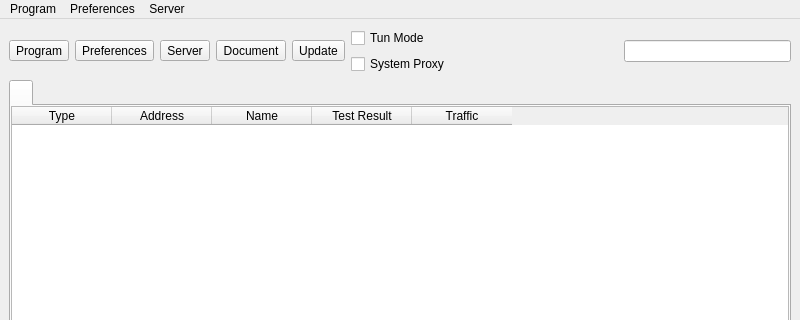
kafeixiang/nekoray, file ui/mainwindow.ui: the form before one commit; both pictures show x 0 to 800 and y 0 to 320 of the 800 by 600 pixel window.
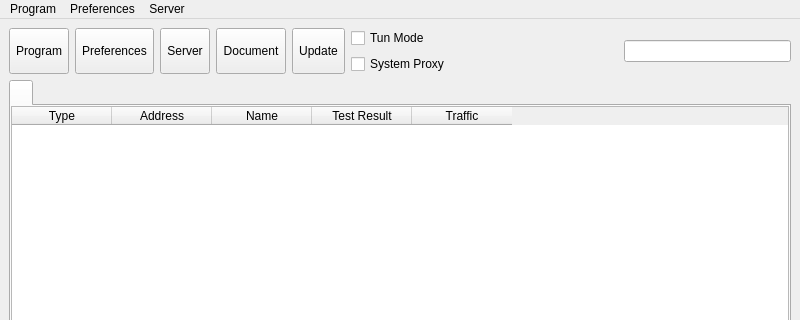
The form after the commit. Icons and pictures are not drawn. Custom widgets are drawn as their Qt base class.

Commit message: style: update QSS styles and fix toolbar display issues

Patch:
```diff
--- a/ui/mainwindow.ui
+++ b/ui/mainwindow.ui
@@ -25,6 +25,12 @@
      <layout class="QHBoxLayout" name="horizontalLayout_2">
       <item>
        <widget class="QToolButton" name="toolButton_program">
+        <property name="sizePolicy">
+         <sizepolicy hsizetype="Preferred" vsizetype="Preferred">
+          <horstretch>0</horstretch>
+          <verstretch>0</verstretch>
+         </sizepolicy>
+        </property>
         <property name="text">
          <string>Program</string>
         </property>
@@ -47,6 +53,12 @@
       </item>
       <item>
        <widget class="QToolButton" name="toolButton_preferences">
+        <property name="sizePolicy">
+         <sizepolicy hsizetype="Preferred" vsizetype="Preferred">
+          <horstretch>0</horstretch>
+          <verstretch>0</verstretch>
+         </sizepolicy>
+        </property>
         <property name="text">
          <string>Preferences</string>
         </property>
@@ -69,6 +81,12 @@
       </item>
       <item>
        <widget class="QToolButton" name="toolButton_server">
+        <property name="sizePolicy">
+         <sizepolicy hsizetype="Preferred" vsizetype="Preferred">
+          <horstretch>0</horstretch>
+          <verstretch>0</verstretch>
+         </sizepolicy>
+        </property>
         <property name="text">
          <string>Server</string>
         </property>
@@ -91,6 +109,12 @@
       </item>
       <item>
        <widget class="QToolButton" name="toolButton_document">
+        <property name="sizePolicy">
+         <sizepolicy hsizetype="Preferred" vsizetype="Preferred">
+          <horstretch>0</horstretch>
+          <verstretch>0</verstretch>
+         </sizepolicy>
+        </property>
         <property name="text">
          <string>Document</string>
         </property>
@@ -113,6 +137,12 @@
       </item>
       <item>
        <widget class="QToolButton" name="toolButton_update">
+        <property name="sizePolicy">
+         <sizepolicy hsizetype="Preferred" vsizetype="Preferred">
+          <horstretch>0</horstretch>
+          <verstretch>0</verstretch>
+         </sizepolicy>
+        </property>
         <property name="text">
          <string>Update</string>
         </property>
@@ -162,6 +192,9 @@
         <property name="orientation">
          <enum>Qt::Orientation::Horizontal</enum>
         </property>
+        <property name="sizeType">
+         <enum>QSizePolicy::Policy::Expanding</enum>
+        </property>
         <property name="sizeHint" stdset="0">
          <size>
           <width>40</width>
```
Left out of the diff: 14 changed lines with no effect on the pictures. The commit also changes 3 other files.
